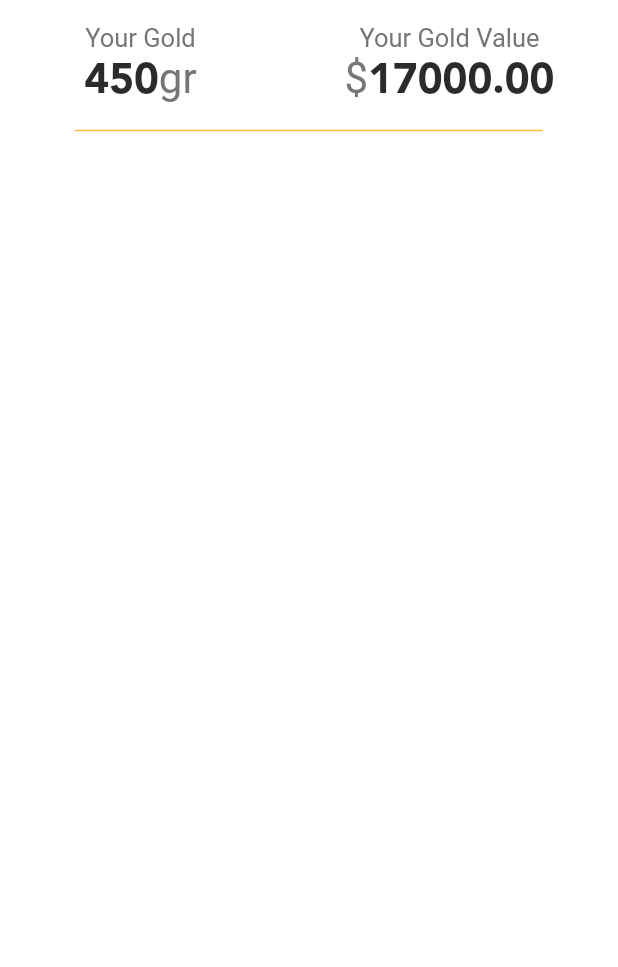
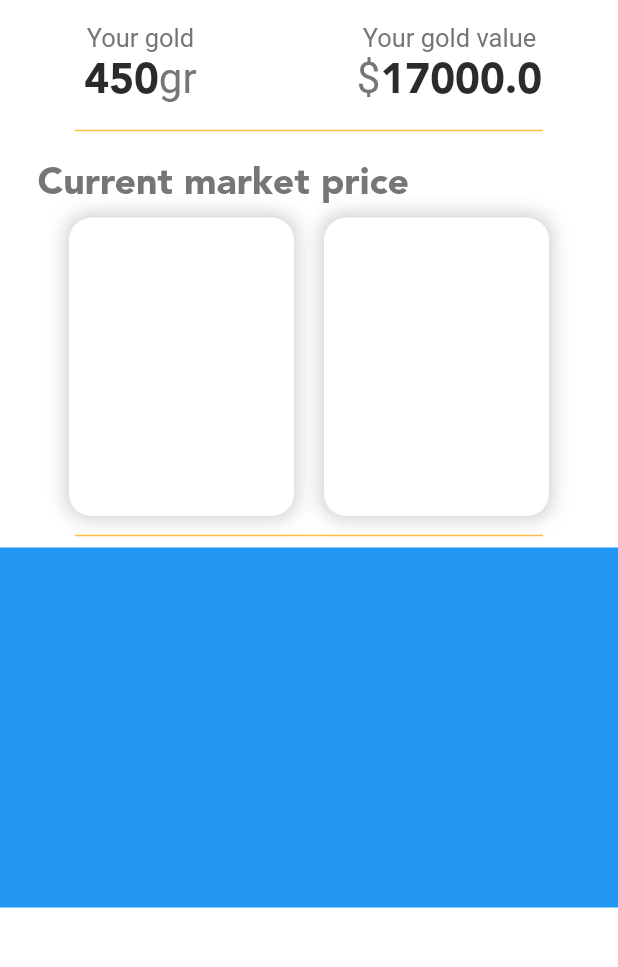
Before and after one commit to tahaaslam1/gold_market_app, a Flutter app: the screen it shows after launch, on a phone screen of 412 x 824 dp, the part 180-1147 px from its top. Run offline on Flutter 3.47's test engine with Material 2 defaults, Android fonts, the phone set to English and light mode, and no system bars; Roboto replaces fonts that are missing (Avenir-Light).

Commit message:
updates in ui

```diff
--- a/production/gold_zoid/lib/screens/home_page.dart
+++ b/production/gold_zoid/lib/screens/home_page.dart
@@ -1,6 +1,7 @@
 import 'package:flutter/material.dart';
 import 'package:gold_zoid/constants.dart';
 import 'package:gold_zoid/titles/home_page_title.dart';
+import 'package:gold_zoid/widgets/gold_value_widget.dart';
 
 // ignore: camel_case_types
 class Home_Page extends StatelessWidget {
@@ -15,81 +16,66 @@ class Home_Page extends StatelessWidget {
           ),
           SizedBox(
               height: 5.0), // dhek lou abhi agar bachti he jagah tu bhara dena
+          GoldValueWidget(
+            gold_in_grams: 450.toString(),
+            gold_value: 17000.00.toString(),
+          ),
           Container(
-            //color: Colors.grey,
-            height: 100.0,
+            height: 260.0,
             child: Column(
-              mainAxisAlignment: MainAxisAlignment.spaceEvenly,
+              mainAxisAlignment: MainAxisAlignment.spaceAround,
+              crossAxisAlignment: CrossAxisAlignment.start,
               children: [
-                Row(
-                  mainAxisAlignment: MainAxisAlignment.spaceEvenly,
-                  children: [
-                    Expanded(
-                      flex: 5,
-                      child: Column(
-                        mainAxisAlignment: MainAxisAlignment.spaceEvenly,
-                        children: [
-                          Text(
-                            'Your Gold',
-                            style: kGoldValueTextTextStyle,
-                          ),
-                          RichText(
-                            text: TextSpan(
-                              text: '450',
-                              style: TextStyle(
-                                color: kSecondaryTextColor,
-                                fontSize: 28.0,
-                                fontFamily: 'Avenir',
-                              ),
-                              children: <TextSpan>[
-                                TextSpan(
-                                  text: 'gr',
-                                  style: TextStyle(
-                                    color: kPrimaryTextColor,
-                                    fontSize: 28.0,
-                                    fontFamily: 'Avenir-Light',
-                                  ),
-                                ),
-                              ],
+                Padding(
+                  padding: const EdgeInsets.only(left: 25.0),
+                  child: Text(
+                    'Current market price',
+                    style: TextStyle(color: kPrimaryTextColor, fontSize: 25),
+                  ),
+                ),
+                SizedBox(height: 10.0 ,),
+                Expanded(
+                  child: Row(
+                    mainAxisAlignment: MainAxisAlignment.center,
+                    children: [
+                      Container(
+                        height: 211.0,
+                        width: 150.0,
+                        padding: EdgeInsets.only(left: 25.0),
+                        decoration: BoxDecoration(
+                          boxShadow: [
+                            BoxShadow(
+                              spreadRadius: 2.0,
+                              color: Colors.grey.withOpacity(0.5),
+                              blurRadius: 10,
                             ),
-                          ),
-                        ],
+                          ],
+                          color: Colors.white,
+                          borderRadius: BorderRadius.all(Radius.circular(15.0)),
+                        ),
                       ),
-                    ),
-                    Expanded(
-                      flex: 6,
-                      child: Column(
-                        mainAxisAlignment: MainAxisAlignment.spaceEvenly,
-                        children: [
-                          Text(
-                            'Your Gold Value',
-                            style: kGoldValueTextTextStyle,
-                          ),
-                          RichText(
-                            text: TextSpan(
-                              text: r'$',
-                              style: TextStyle(
-                                color: kPrimaryTextColor,
-                                fontSize: 28.0,
-                                fontFamily: 'Avenir-Light',
-                              ),
-                              children: <TextSpan>[
-                                TextSpan(
-                                  text: '17000.00',
-                                  style: TextStyle(
-                                    color: kSecondaryTextColor,
-                                    fontSize: 28.0,
-                                    fontFamily: 'Avenir',
-                                  ),
-                                ),
-                              ],
+                      SizedBox(
+                        width: 20.0,
+                      ),
+                      Container(
+                          height: 211.0,
+                          width: 150.0,
+                          decoration: BoxDecoration(
+                            color: Colors.white,
+                            boxShadow: [
+                            BoxShadow(
+                              spreadRadius: 2.0,
+                              color: Colors.grey.withOpacity(0.5),
+                              blurRadius: 10,
                             ),
-                          ),
-                        ],
-                      ),
-                    ),
-                  ],
+                          ],
+                            borderRadius:
+                                BorderRadius.all(Radius.circular(15.0)),
+                          )),
+                    ],
+                  ),
                 ),
+                SizedBox(height: 5.0,),
                 Divider(
                   color: kPrimaryColor,
                   thickness: 1.0,
@@ -99,6 +85,7 @@ class Home_Page extends StatelessWidget {
               ],
             ),
           ),
+          Container(color: Colors.blue, height: 240.0),
         ],
       ),
     ));
--- /dev/null
+++ b/production/gold_zoid/lib/widgets/gold_value_widget.dart
@@ -0,0 +1,100 @@
+import 'package:flutter/material.dart';
+import 'package:gold_zoid/constants.dart';
+
+
+
+class GoldValueWidget extends StatelessWidget {
+
+  final String gold_in_grams;
+  final String gold_value;
+
+
+  GoldValueWidget({@required this.gold_in_grams,@required this.gold_value});
+
+  @override
+  Widget build(BuildContext context) {
+    return Container(
+      height: 100.0,
+      child: Column(
+        mainAxisAlignment: MainAxisAlignment.spaceEvenly,
+        children: [
+          Row(
+            mainAxisAlignment: MainAxisAlignment.spaceEvenly,
+            children: [
+              Expanded(
+                flex: 5,
+                child: Column(
+                  mainAxisAlignment: MainAxisAlignment.spaceEvenly,
+                  children: [
+                    Text(
+                      'Your gold',
+                      style: kGoldValueTextTextStyle,
+                    ),
+                    RichText(
+                      text: TextSpan(
+                        text: gold_in_grams,
+                        style: TextStyle(
+                          color: kSecondaryTextColor,
+                          fontSize: 28.0,
+                          fontFamily: 'Avenir',
+                        ),
+                        children: <TextSpan>[
+                          TextSpan(
+                            text: 'gr',
+                            style: TextStyle(
+                              color: kPrimaryTextColor,
+                              fontSize: 28.0,
+                              fontFamily: 'Avenir-Light',
+                            ),
+                          ),
+                        ],
+                      ),
+                    ),
+                  ],
+                ),
+              ),
+              Expanded(
+                flex: 6,
+                child: Column(
+                  mainAxisAlignment: MainAxisAlignment.spaceEvenly,
+                  children: [
+                    Text(
+                      'Your gold value',
+                      style: kGoldValueTextTextStyle,
+                    ),
+                    RichText(
+                      text: TextSpan(
+                        text: r'$',
+                        style: TextStyle(
+                          color: kPrimaryTextColor,
+                          fontSize: 28.0,
+                          fontFamily: 'Avenir-Light',
+                        ),
+                        children: <TextSpan>[
+                          TextSpan(
+                            text: gold_value,
+                            style: TextStyle(
+                              color: kSecondaryTextColor,
+                              fontSize: 28.0,
+                              fontFamily: 'Avenir',
+                            ),
+                          ),
+                        ],
+                      ),
+                    ),
+                  ],
+                ),
+              ),
+            ],
+          ),
+          Divider(
+            color: kPrimaryColor,
+            thickness: 1.0,
+            indent: 50.0,
+            endIndent: 50.0,
+          ),
+        ],
+      ),
+    );
+  }
+}
--- a/production/gold_zoid/pubspec.yaml
+++ b/production/gold_zoid/pubspec.yaml
@@ -41,10 +41,10 @@ flutter:
   fonts:
     - family: Avenir
       fonts:
-        - asset: fonts/Avenir-Black.otf
+        - asset: assets/fonts/Avenir-Black.otf
     - family: Avenir1
       fonts:
-        - asset: fonts/Avenir-Light.otf
+        - asset: assets/fonts/Avenir-Light.otf
 
 
 
```
Also changed, not shown: production/gold_zoid/assets/fonts/Avenir-Black.otf (renamed from production/gold_zoid/fonts/Avenir-Black.otf), production/gold_zoid/assets/fonts/Avenir-Light.otf (renamed from production/gold_zoid/fonts/Avenir-Light.otf), production/gold_zoid/assets/images/gold_icon.png (renamed from gold_icon.png), production/gold_zoid/assets/images/gold_icon2.png (renamed from gold_icon2.png), production/gold_zoid/assets/images/silver_icon.png (renamed from silver_icon.png).
